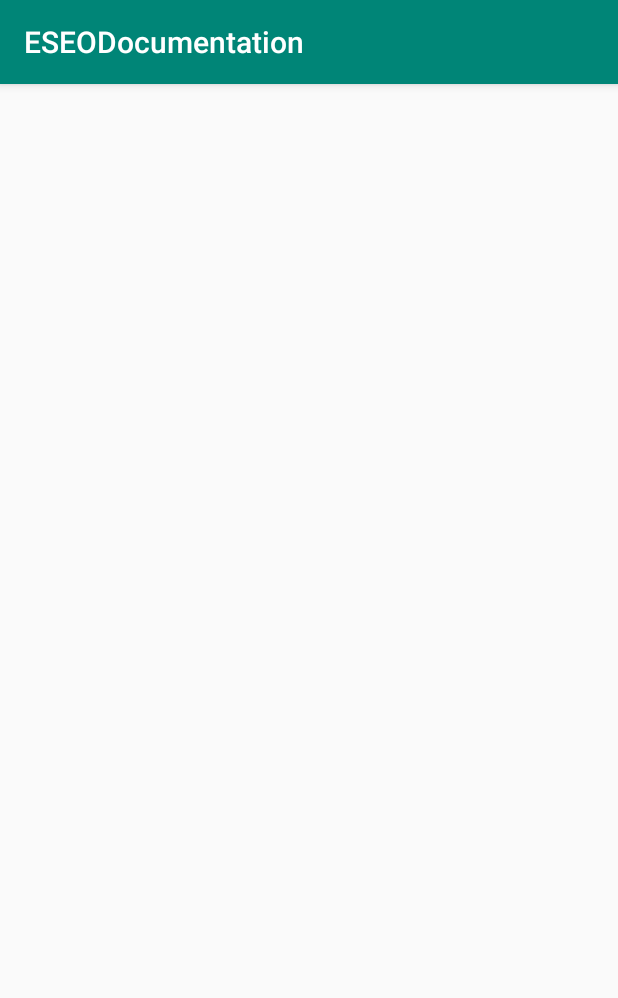
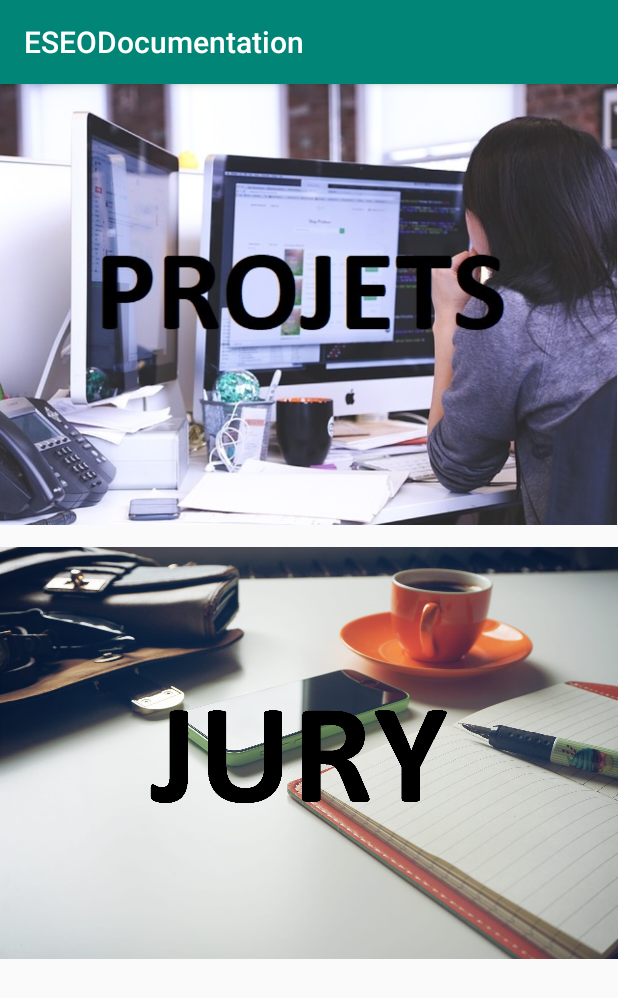
Before and after one commit to MaximeFNS/ESEODocumentation, an Android app: the MenuCommunication screen opened directly, with no data from a screen before it, on a phone screen of 412 x 824 dp. Shown: the top 998 px of the screen. Run offline under Robolectric (Android 15) with nearby library versions, the phone set to English and light mode, and no system bars; Roboto replaces fonts that are not available here.

Commit message:
Menu comm

```diff
--- a/app/src/main/AndroidManifest.xml
+++ b/app/src/main/AndroidManifest.xml
@@ -9,6 +9,8 @@
         android:roundIcon="@mipmap/ic_launcher_round"
         android:supportsRtl="true"
         android:theme="@style/AppTheme">
+        <activity android:name=".PseudosJurysActivity"></activity>
+        <activity android:name=".TousLesProjetsActivity" />
         <activity android:name=".MainActivity">
             <intent-filter>
                 <action android:name="android.intent.action.MAIN" />
@@ -16,7 +18,8 @@
                 <category android:name="android.intent.category.LAUNCHER" />
             </intent-filter>
         </activity>
-        <activity android:name=".MenuCommunication"></activity>
+        <activity android:name=".MenuCommunication" />
+
         <meta-data
             android:name="preloaded_fonts"
             android:resource="@array/preloaded_fonts" />
--- a/app/src/main/java/fr/eseo/dis/afonsodebarre/eseodocumentation/MenuCommunication.java
+++ b/app/src/main/java/fr/eseo/dis/afonsodebarre/eseodocumentation/MenuCommunication.java
@@ -6,6 +6,8 @@ import android.content.Intent;
 import android.os.Bundle;
 
 import android.util.Log;
+import android.view.View;
+import android.widget.ImageButton;
 
 
 import androidx.appcompat.app.AppCompatActivity;
@@ -15,7 +17,10 @@ import static fr.eseo.dis.afonsodebarre.eseodocumentation.MainActivity.PASSWORD;
 public class MenuCommunication extends AppCompatActivity {
 
     private static final String TAG = "TAG";
+    private static final int CONNECTION = 0;
     private String login, password;
+    ImageButton projetsButton;
+    ImageButton juryButton;
 
     public static Intent getStartIntent(final Context ctx) {
         return new Intent(ctx, MenuCommunication.class);
@@ -28,7 +33,31 @@ public class MenuCommunication extends AppCompatActivity {
         password = getIntent().getStringExtra(PASSWORD);
         Log.d(TAG, "log: "+ login +password);
 
+        projetsButton = findViewById(R.id.tousProjetsImage);
+        projetsButton.setOnClickListener(onProjetsButtonClicked);
+
+        juryButton = findViewById(R.id.pseudosjurysImage);
+        juryButton.setOnClickListener(onPseudosJurysButtonClicked);
+
     }
+
+    private final View.OnClickListener onProjetsButtonClicked = new View.OnClickListener() {
+        @Override
+        public void onClick(final View view) {
+            Intent intent = new Intent(MenuCommunication.this, TousLesProjetsActivity.class);
+            startActivityForResult(intent,CONNECTION);
+
+        }
+    };
+
+    private final View.OnClickListener onPseudosJurysButtonClicked = new View.OnClickListener() {
+        @Override
+        public void onClick(final View view) {
+            Intent intent = new Intent(MenuCommunication.this, PseudosJurysActivity.class);
+            startActivityForResult(intent,CONNECTION);
+
+        }
+    };
 
     @Override
     protected void onStart() {
--- a/app/src/main/res/layout/menu_comm_main.xml
+++ b/app/src/main/res/layout/menu_comm_main.xml
@@ -3,4 +3,22 @@
     android:orientation="vertical" android:layout_width="match_parent"
     android:layout_height="match_parent">
 
+    <ImageButton
+        android:id="@+id/tousProjetsImage"
+        android:layout_width="match_parent"
+        android:layout_height="wrap_content"
+        android:adjustViewBounds="true"
+        android:background="@android:color/transparent"
+        android:scaleType="centerInside"
+        android:src="@drawable/eseotest" />
+
+    <ImageButton
+        android:id="@+id/pseudosjurysImage"
+        android:layout_width="wrap_content"
+        android:layout_height="303dp"
+        android:adjustViewBounds="true"
+        android:background="@android:color/transparent"
+        android:scaleType="centerInside"
+        android:src="@drawable/pseudojury" />
+
 </LinearLayout>
```
Also changed, not shown: app/src/main/java/fr/eseo/dis/afonsodebarre/eseodocumentation/MainActivity.java (+18 -13 lines), app/src/main/java/fr/eseo/dis/afonsodebarre/eseodocumentation/PseudosJurysActivity.java (added, +14 -0 lines), app/src/main/java/fr/eseo/dis/afonsodebarre/eseodocumentation/TousLesProjetsActivity.java (added, +14 -0 lines), app/src/main/res/layout/activity_main.xml (+5 -4 lines), app/src/main/res/layout/activity_pseudos_jurys.xml (added, +9 -0 lines), app/src/main/res/layout/activity_tous_les_projets.xml (added, +9 -0 lines), app/src/main/res/drawable/eseo_couleurs2.jpg (added), app/src/main/res/drawable/eseotest.jpg (added), app/src/main/res/drawable/pseudojury.jpg (added).
